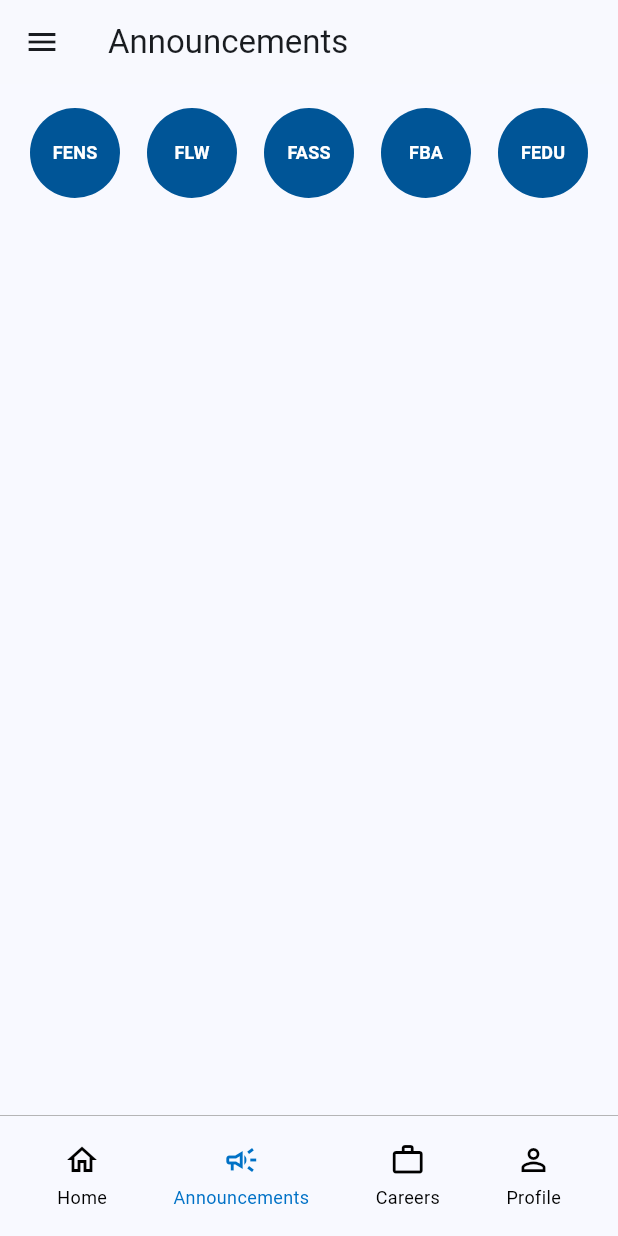
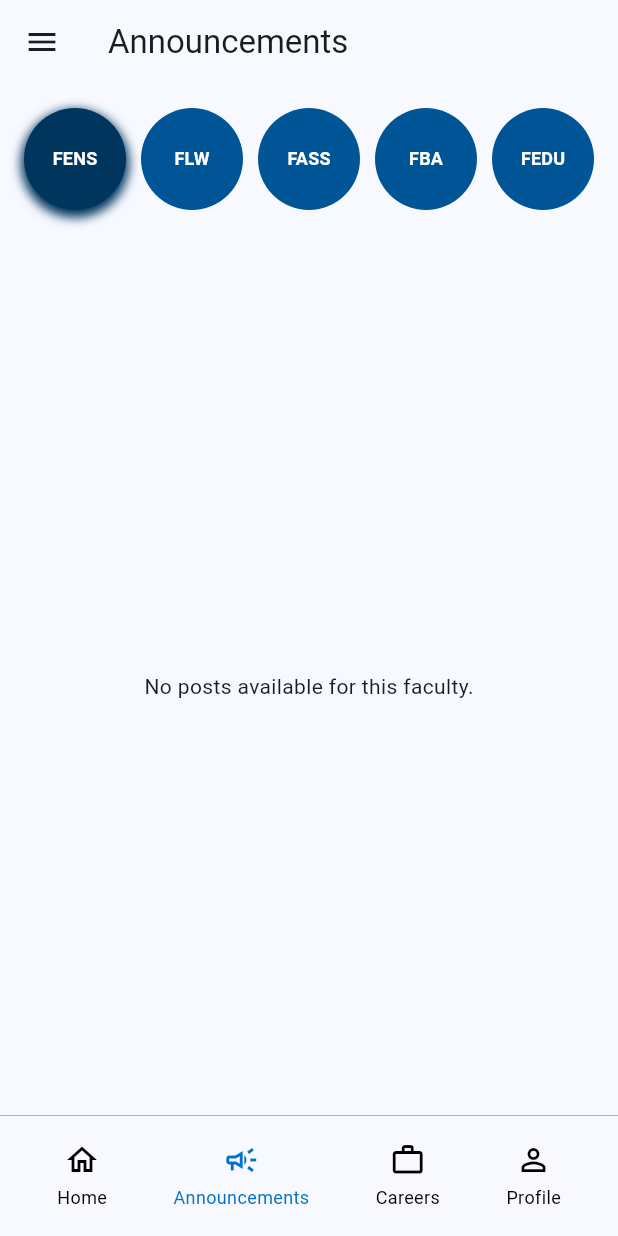
Before and after one commit to Cenga387/graduation_project, a Flutter app: the screen it shows once a user with an empty profile is signed in, item 2 of the bottom bar chosen, after a tap on "FENS", on a phone screen of 412 x 824 dp. Run offline on Flutter 3.47's test engine with Material 3 defaults, Android fonts, the light colour scheme and no system bars; our stand-ins replace qr_flutter, supabase_flutter; missing offline and left inert: flutter_quill, mobile_scanner; accounts and stored records are empty.

Commit message:
Announcement page backend

```diff
--- a/lib/screens/announcements.dart
+++ b/lib/screens/announcements.dart
@@ -12,42 +12,47 @@ class AnnouncementPage extends StatefulWidget {
 }
 
 class _AnnouncementPageState extends State<AnnouncementPage> {
-  Map<String, List<String>> categorizedPosts = {};
+List<dynamic> posts = [];
+String? _selectedFaculty;
   bool isLoading = true;
 
   @override
   void initState() {
     super.initState();
-    _fetchPosts();
+    _fetchPostsByFaculty('All');
   }
+// Fetch posts for a specific faculty
+  Future<void> _fetchPostsByFaculty(String faculty) async {
+    setState(() => isLoading = true);
 
-  Future<void> _fetchPosts() async {
     try {
       final supabase = Supabase.instance.client;
-      final response = await supabase.from('posts').select('id, category');
 
-      final data = response as List<dynamic>;
-
-      final Map<String, List<String>> postsByCategory = {};
-      for (var post in data) {
-        final String category = post['category'];
-        final int postId = post['id'];
-
-        if (!postsByCategory.containsKey(category)) {
-          postsByCategory[category] = [];
-        }
-        postsByCategory[category]?.add(postId.toString());
-      }
+      final response = await supabase
+          .from('posts')
+          .select()
+          .eq('faculty', faculty)
+          .order('created_at', ascending: false);
 
       setState(() {
-        categorizedPosts = postsByCategory;
+        posts = response as List<dynamic>;
         isLoading = false;
       });
     } catch (e) {
       debugPrint('Error fetching posts: $e');
-      setState(() {
-        isLoading = false;
-      });
+      setState(() => isLoading = false);
+    }
+  }
+  // Handle faculty button click
+  void _onFacultyButtonPressed(String faculty) {
+    if (_selectedFaculty == faculty) {
+      // Reset to 'All' posts if the same faculty is clicked again
+      setState(() => _selectedFaculty = null);
+      _fetchPostsByFaculty('All');
+    } else {
+      // Highlight the new faculty and fetch its posts
+      setState(() => _selectedFaculty = faculty);
+      _fetchPostsByFaculty(faculty);
     }
   }
 
@@ -60,10 +65,9 @@ class _AnnouncementPageState extends State<AnnouncementPage> {
     }
 
     return Scaffold(
-      body: SingleChildScrollView(
-        child: Column(
-          crossAxisAlignment: CrossAxisAlignment.start,
+      body: Column(
         children: [
+          // Faculty Filter Options
           Padding(
             padding: const EdgeInsets.all(16.0),
             child: GridView.count(
@@ -74,68 +78,72 @@ class _AnnouncementPageState extends State<AnnouncementPage> {
               physics: const NeverScrollableScrollPhysics(),
               children: [
                 _buildMenuIcon(
-                      label: 'FENS', onTap: () => {debugPrint('FENS clicked')}),
+                    label: 'FENS', isSelected: _selectedFaculty == 'FENS', onTap: () => _onFacultyButtonPressed('FENS')),
                 _buildMenuIcon(
-                      label: 'FLW', onTap: () => {debugPrint('FLW clicked')}),
+                    label: 'FLW', isSelected: _selectedFaculty == 'FLW', onTap: () => _onFacultyButtonPressed('FLW')),
                 _buildMenuIcon(
-                      label: 'FASS', onTap: () => {debugPrint('FASS clicked')}),
+                    label: 'FASS', isSelected: _selectedFaculty == 'FASS', onTap: () => _onFacultyButtonPressed('FASS')),
                 _buildMenuIcon(
-                      label: 'FBA', onTap: () => {debugPrint('FBA clicked')}),
+                    label: 'FBA', isSelected: _selectedFaculty == 'FBA', onTap: () => _onFacultyButtonPressed('FBA')),
                 _buildMenuIcon(
-                      label: 'FEDU', onTap: () => {debugPrint('FEDU clicked')}),
+                    label: 'FEDU', isSelected: _selectedFaculty == 'FEDU', onTap: () => _onFacultyButtonPressed('FEDU')),
               ],
             ),
           ),
-            // Announcements Section
-            if (categorizedPosts.containsKey('Announcement'))
-              _buildSection(context, 'Announcements', 'Announcement'),
-
-            // Events Section
-            if (categorizedPosts.containsKey('event'))
-              _buildSection(context, 'Events', 'event'),
-
-            // Other Categories (Add as Needed)
-            if (categorizedPosts.containsKey('internship'))
-              _buildSection(context, 'Internships', 'internship'),
+          const SizedBox(height: 16),
+          // Display Filtered Posts
+          Expanded(
+            child: posts.isEmpty
+                ? const Center(
+                    child: Text('No posts available for this faculty.'),
+                  )
+                : ListView.builder(
+                    itemCount: posts.length,
+                    itemBuilder: (context, index) {
+                      final post = posts[index];
+                      return PostCard(postId: post['id'].toString());
+                    },
+                  ),
+          ),
         ],
-        ),
       ),
     );
   }
 
 Widget _buildMenuIcon({
     required String label,
+    required bool isSelected,
     required VoidCallback onTap,
   }) {
     return GestureDetector(
       onTap: onTap,
-      child: Column(
-        children: [
-          CircleAvatar(
+      child: AnimatedContainer(
+        duration: const Duration(milliseconds: 200),
+        curve: Curves.easeInOut,
+        decoration: BoxDecoration(
+          shape: BoxShape.circle,
+          color: isSelected ? const Color.fromARGB(255, 0, 53, 94) : const Color(0xFF005597),
+          boxShadow: isSelected
+              ? [
+                  BoxShadow(
+                    color: const Color.fromARGB(255, 0, 53, 94).withValues(),
+                    spreadRadius: 2,
+                    blurRadius: 5,
+                    offset: const Offset(0, 3), // Shadow position
+                  ),
+                ]
+              : [],
+        ),
+        child: CircleAvatar(
           radius: 30,
-            backgroundColor: const Color(0xFF005597),
+          backgroundColor: Colors.transparent,
           child: Text(
             label,
             style: const TextStyle(
-                  fontSize: 12,
-                  color: Colors.white,
-                  fontWeight: FontWeight.bold),
+                fontSize: 12, color: Colors.white, fontWeight: FontWeight.bold),
           ),
         ),
-          const SizedBox(height: 4),
-        ],
       ),
     );
   }
-
-  Widget _buildSection(BuildContext context, String title, String category) {
-    final posts = categorizedPosts[category] ?? [];
-    return Column(
-      crossAxisAlignment: CrossAxisAlignment.start,
-      children: [
-        // Post Cards
-        ...posts.map((postId) => PostCard(postId: postId)),
-      ],
-    );
 }
-}
--- a/lib/screens/create_post.dart
+++ b/lib/screens/create_post.dart
@@ -21,6 +21,7 @@ class _CreatePostScreenState extends State<CreatePostScreen> {
   final _descriptionController = TextEditingController();
   final List<String> _faculties = ['FENS', 'FASS', 'FLW', 'FEDU', 'FBA', 'All'];
   final List<String> _categories = [
+    'Announcement (General)',
     'Announcement (IRO)',
     'Announcement (SAO)',
     'Announcement (SCC)',
--- a/lib/screens/posts_list_page.dart
+++ b/lib/screens/posts_list_page.dart
@@ -53,7 +53,7 @@ class _PostsListPageState extends State<PostsListPage> {
   Widget build(BuildContext context) {
     return Scaffold(
       appBar: AppBar(
-        title: Text('${widget.category}s'),
+        title: Text('${widget.category} posts'),
       ),
       body: isLoading
           ? const Center(child: CircularProgressIndicator())
--- a/lib/widgets/post_card.dart
+++ b/lib/widgets/post_card.dart
@@ -173,12 +173,16 @@ class _PostCardState extends State<PostCard> {
               mainAxisAlignment: MainAxisAlignment.spaceBetween,
               // Title
               children: [
-                Text(
+                Expanded(
+                  child: Text(
                     title,
                     style: const TextStyle(
                       color: Colors.white,
                       fontSize: 18,
                       fontWeight: FontWeight.bold,
+                    ),
+                    softWrap: true,
+                    overflow: TextOverflow.visible,
                   ),
                 ),
                 if (_userRole == 'admin')
```
Lines whose indentation alone changed are shown as unchanged.
